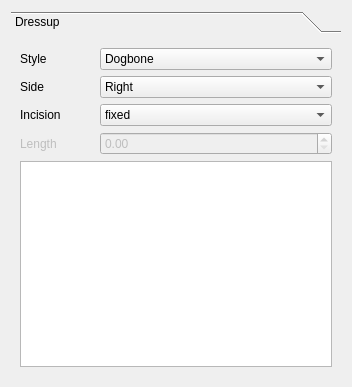
Qt form src/Mod/Path/Gui/Resources/panels/DogboneEdit.ui (berndhahnebach/All_FreeCAD) before a commit.
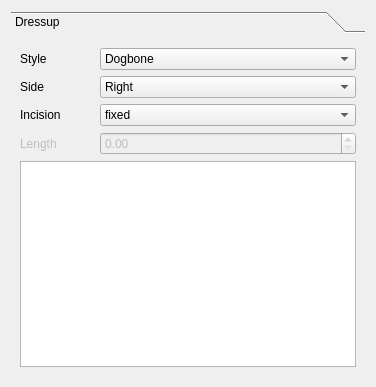
The same form after that commit.

Patch:
```diff
--- a/src/Mod/Path/Gui/Resources/panels/DogboneEdit.ui
+++ b/src/Mod/Path/Gui/Resources/panels/DogboneEdit.ui
@@ -6,7 +6,7 @@
    <rect>
     <x>0</x>
     <y>0</y>
-    <width>352</width>
+    <width>376</width>
     <height>387</height>
    </rect>
   </property>
@@ -27,8 +27,8 @@
        <rect>
         <x>0</x>
         <y>0</y>
-        <width>334</width>
-        <height>340</height>
+        <width>358</width>
+        <height>333</height>
        </rect>
       </property>
       <attribute name="label">
```
